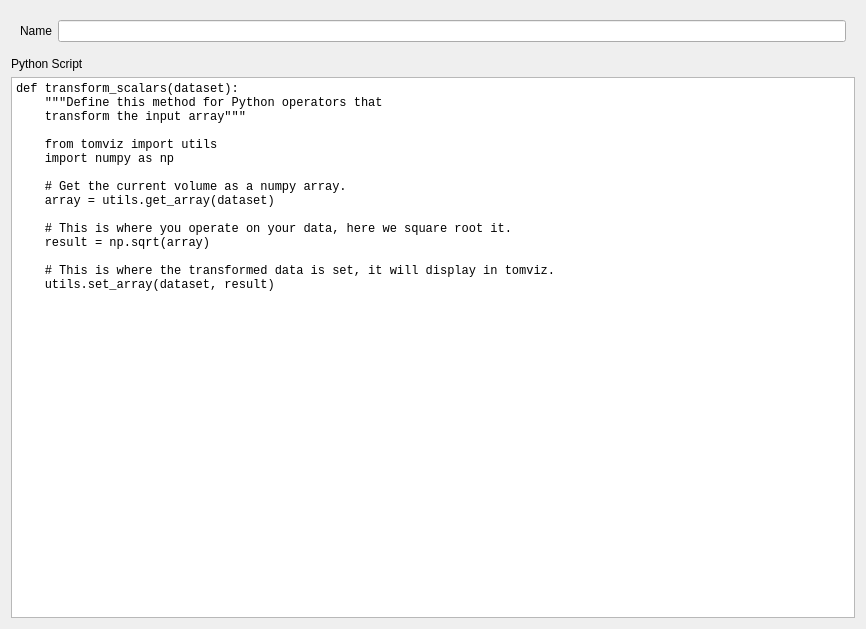
Qt form tomviz/EditPythonOperatorWidget.ui (OpenChemistry/tomviz) before a commit.
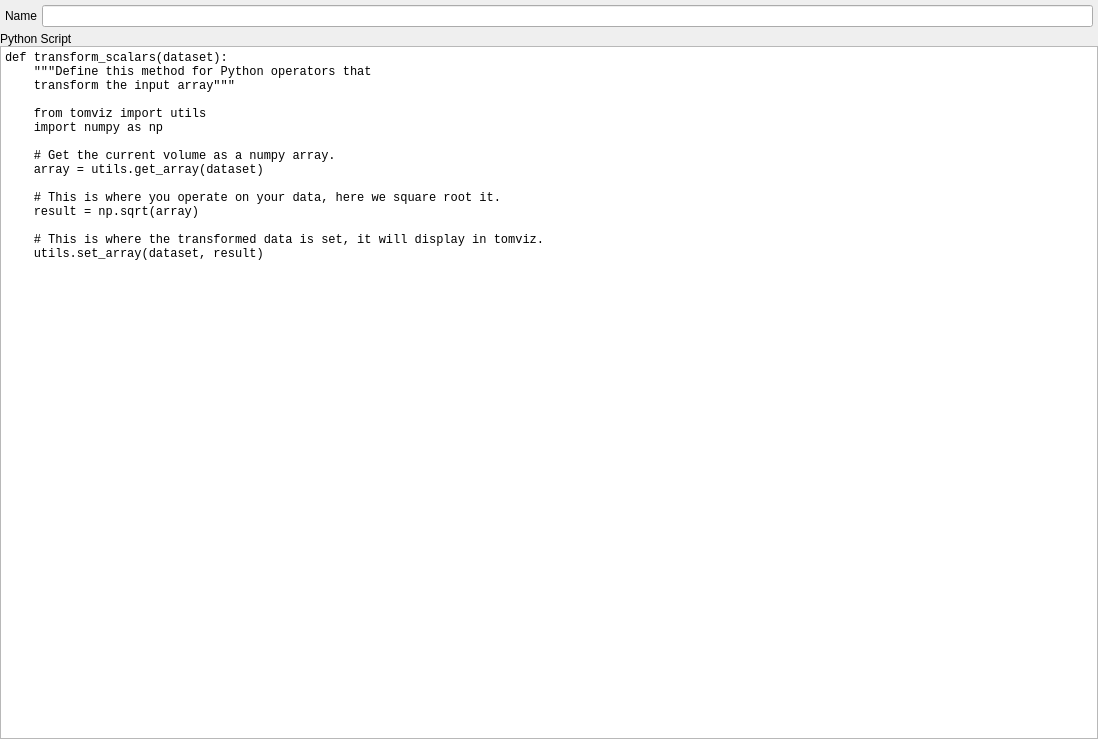
The same form after that commit.

Commit message: Adjust the layout of the Python dialog

The edit to the form file:
```diff
--- a/tomviz/EditPythonOperatorWidget.ui
+++ b/tomviz/EditPythonOperatorWidget.ui
@@ -6,8 +6,8 @@
    <rect>
     <x>0</x>
     <y>0</y>
-    <width>866</width>
-    <height>629</height>
+    <width>1098</width>
+    <height>739</height>
    </rect>
   </property>
   <property name="sizePolicy">
@@ -26,9 +26,39 @@
    <string>Form</string>
   </property>
   <layout class="QVBoxLayout" name="verticalLayout">
+   <property name="spacing">
+    <number>0</number>
+   </property>
+   <property name="leftMargin">
+    <number>0</number>
+   </property>
+   <property name="topMargin">
+    <number>0</number>
+   </property>
+   <property name="rightMargin">
+    <number>0</number>
+   </property>
+   <property name="bottomMargin">
+    <number>0</number>
+   </property>
    <item>
     <widget class="QWidget" name="widget" native="true">
      <layout class="QHBoxLayout" name="horizontalLayout">
+      <property name="spacing">
+       <number>5</number>
+      </property>
+      <property name="leftMargin">
+       <number>5</number>
+      </property>
+      <property name="topMargin">
+       <number>5</number>
+      </property>
+      <property name="rightMargin">
+       <number>5</number>
+      </property>
+      <property name="bottomMargin">
+       <number>5</number>
+      </property>
       <item>
        <widget class="QLabel" name="label">
         <property name="text">
```
The commit also changes 1 other file.
